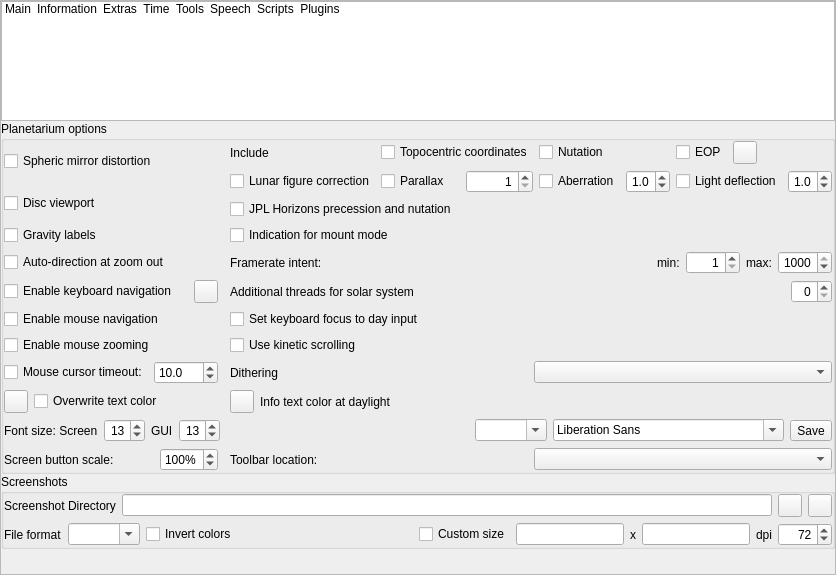
This is src/gui/configurationDialog.ui in Stellarium/stellarium as Qt 5 draws it before an edit. The edited form follows.
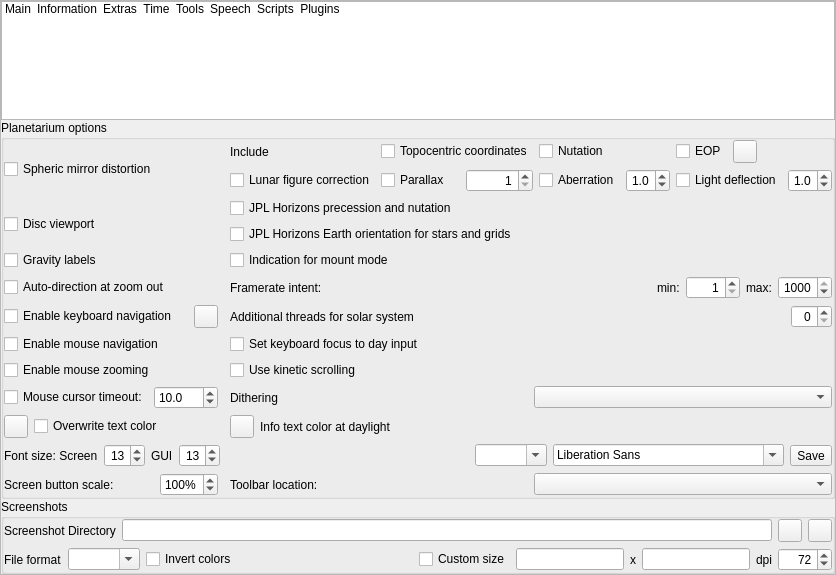
This is the edited form. The open tabs and pages were chosen to show the change. Icons and pictures are not drawn. Custom widgets are drawn as their Qt base class.

Commit message: major updates to include topocentric observer located on the earth surface

```diff
--- a/src/gui/configurationDialog.ui
+++ b/src/gui/configurationDialog.ui
@@ -2472,6 +2472,16 @@
                  </property>
                 </widget>
                </item>
+               <item row="4" column="0" colspan="4">
+                <widget class="QCheckBox" name="horizonsSiteSkyCheckBox">
+                 <property name="toolTip">
+                  <string>With the JPL Horizons precession and nutation, the Sun, the planets and the Moon always use the Horizons orientation of the observer on Earth (UT1-UTC and polar motion of the EOP, sidereal time of the IAU 1980 nutation, WGS84 site). Activate to use it also for the stars, the grids, the constellations and the landscape. When off, they keep the sidereal time of Stellarium.</string>
+                 </property>
+                 <property name="text">
+                  <string>JPL Horizons Earth orientation for stars and grids</string>
+                 </property>
+                </widget>
+               </item>
               </layout>
              </item>
              <item row="3" column="3">
```
Left out of the diff: 3 changed lines with no effect on the pictures. The commit also changes 17 other files.
